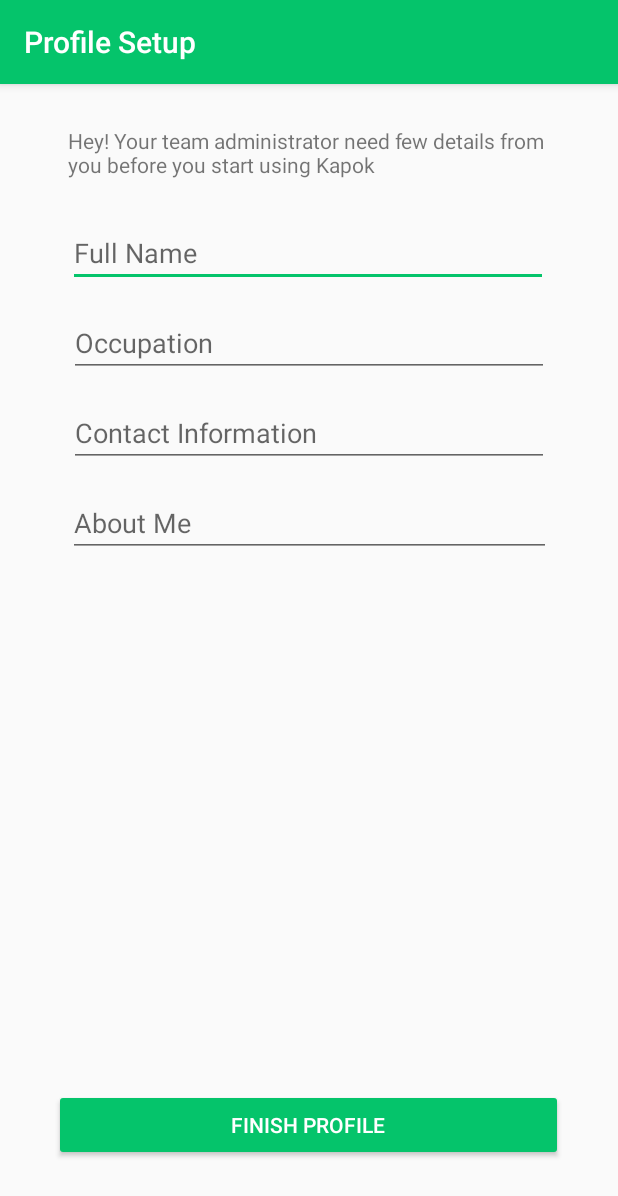
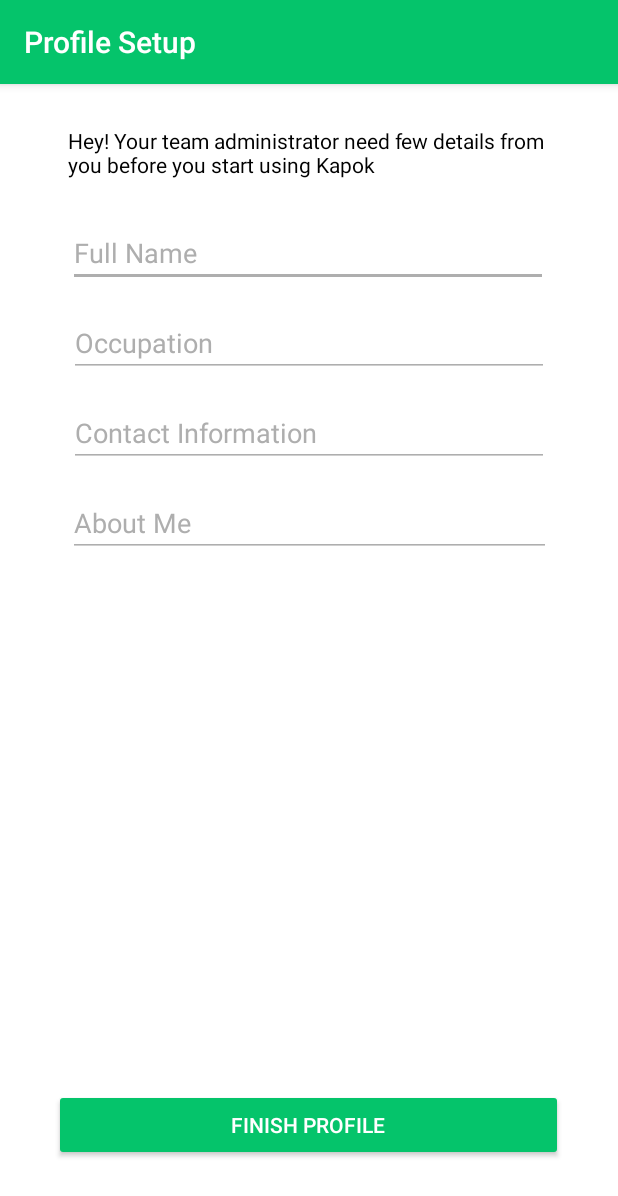
Before and after one commit to NishantAcharya/kapok-android, an Android app: the screen it shows after launch once a user with an empty profile is signed in (ProfileSetupActivity), on a phone screen of 412 x 824 dp. Shown: the top 1196 px of the screen. Run offline under Robolectric (Android 15) with nearby library versions, the phone set to English and light mode, and no system bars; our stand-ins replace Firebase (no records; nobody signed in at launch, a user with empty details on screens opened directly).

Commit message:
Added the Dark Mode

```diff
--- a/app/src/main/res/layout/activity_log_list_view.xml
+++ b/app/src/main/res/layout/activity_log_list_view.xml
@@ -23,7 +23,8 @@ xmlns:android="http://schemas.android.com/apk/res/android">
 
 <LinearLayout
     android:layout_width="match_parent"
-    android:layout_height="match_parent">
+    android:layout_height="match_parent"
+    >
 
     <ListView
         android:layout_width="match_parent"
--- a/app/src/main/res/layout/activity_map.xml
+++ b/app/src/main/res/layout/activity_map.xml
@@ -29,9 +29,9 @@
             android:layout_alignParentBottom="true"
             android:layout_marginLeft="25dp"
             android:layout_marginBottom="45dp"
-            android:backgroundTint="@color/colorPrimary"
+            android:backgroundTint="?attr/colorAccent"
             android:text="List View"
-            android:textColor="@android:color/background_light" />
+            android:textColor="?attr/colorText" />
 
 
 
@@ -43,6 +43,7 @@
             android:layout_marginRight = "25dp"
             android:layout_marginTop = "45dp"
             android:layout_alignParentRight="true"
+            android:backgroundTint="?attr/colorAccent"
             android:clickable="true"
             app:srcCompat="@android:drawable/ic_menu_mylocation" />
 
@@ -51,6 +52,7 @@
             android:layout_width="wrap_content"
             android:layout_height="wrap_content"
             android:clickable="true"
+            android:backgroundTint="?attr/colorAccent"
             android:layout_alignParentBottom="true"
             android:layout_alignParentRight="true"
             android:layout_marginBottom="45dp"
--- a/app/src/main/res/layout/activity_profile_setup.xml
+++ b/app/src/main/res/layout/activity_profile_setup.xml
@@ -9,7 +9,8 @@
 
 <RelativeLayout
     android:orientation="vertical" android:layout_width="match_parent"
-    android:layout_height="match_parent">
+    android:layout_height="match_parent"
+    android:background="?attr/colorText">
 
 
     <TextView
@@ -19,6 +20,7 @@
         android:layout_alignParentTop="true"
         android:layout_centerHorizontal="true"
         android:layout_marginTop="28dp"
+        android:textColor="?attr/colorAltText"
         android:text="Hey! Your team administrator need few details from you before you start using Kapok" />
 
     <EditText
@@ -29,7 +31,9 @@
         android:layout_alignStart="@+id/textView4"
         android:layout_marginTop="90dp"
         android:ems="10"
+        android:textColorHint="?attr/colorHint"
         android:hint="Full Name"
+        android:backgroundTint="?attr/colorHint"
         android:inputType="textPersonName" />
 
 
@@ -40,7 +44,9 @@
         android:layout_centerHorizontal="true"
         android:layout_marginTop="150dp"
         android:ems="10"
+        android:textColorHint="?attr/colorHint"
         android:hint="Occupation"
+        android:backgroundTint="?attr/colorHint"
         android:inputType="textPersonName" />
 
     <EditText
@@ -50,7 +56,9 @@
         android:layout_centerHorizontal="true"
         android:layout_marginTop="210dp"
         android:ems="10"
+        android:textColorHint="?attr/colorHint"
         android:hint="Contact Information"
+        android:backgroundTint="?attr/colorHint"
         android:inputType="textPersonName" />
 
 
@@ -61,7 +69,9 @@
         android:layout_alignStart="@+id/textView4"
         android:layout_marginTop = "270dp"
         android:ems="10"
+        android:textColorHint="?attr/colorHint"
         android:hint="About Me"
+        android:backgroundTint="?attr/colorHint"
         android:inputType="textMultiLine" />
 
 
@@ -72,9 +82,9 @@
         android:layout_alignParentBottom="true"
         android:layout_centerHorizontal="true"
         android:layout_marginBottom="50dp"
-        android:backgroundTint="@color/colorPrimary"
+        android:backgroundTint="?attr/colorAccent"
         android:text="Finish Profile"
-        android:textColor="?attr/colorBackgroundFloating" />
+        android:textColor="?attr/colorText" />
 
 </RelativeLayout>
 </ScrollView>
--- a/app/src/main/res/layout/activity_welcome.xml
+++ b/app/src/main/res/layout/activity_welcome.xml
@@ -6,7 +6,8 @@
     android:layout_width="match_parent"
     android:layout_height="match_parent"
     android:orientation="vertical"
-    tools:context=".WelcomeActivity">
+    tools:context=".WelcomeActivity"
+    >
 
 
     <ImageView
--- a/app/src/main/res/layout/nav_ham_main.xml
+++ b/app/src/main/res/layout/nav_ham_main.xml
@@ -3,8 +3,7 @@
     android:id="@+id/nav_header"
     android:layout_width="match_parent"
     android:layout_height="244dp"
-    android:theme="@style/ThemeOverlay.AppCompat.Dark"
-    android:background="@color/colorAccent"
+    android:background="?attr/colorPrimary"
     android:clickable="true"
     android:focusable="true"
     android:foreground="?attr/selectableItemBackgroundBorderless"
@@ -24,6 +23,7 @@
         android:layout_width="185dp"
         android:layout_height="30dp"
         android:paddingTop="10dp"
+        android:textColor="@color/colorWhite"
         android:text="Name Point"
         android:textAppearance="@style/TextAppearance.AppCompat.Body1" />
 
@@ -32,6 +32,7 @@
         android:layout_width="185dp"
         android:layout_height="30dp"
         android:paddingTop="10dp"
+        android:textColor="@color/colorWhite"
         android:text="Email Point"
         android:textAppearance="@style/TextAppearance.AppCompat.Body1" />
 
--- a/app/src/main/res/values/styles.xml
+++ b/app/src/main/res/values/styles.xml
@@ -6,6 +6,10 @@
         <item name="colorPrimary">@color/colorPrimary</item>
         <item name="colorPrimaryDark">@color/colorPrimaryDark</item>
         <item name="colorAccent">@color/colorAccent</item>
+        <item name="colorAltText">@color/colorBlack</item>
+        <item name="colorText">@color/colorWhite</item>
+        <item name="colorHint">@color/colorGrey</item>
+        <item name="colorSpinner">@color/colorWhite</item>
     </style>
 
     <!-- Dark theme -->
@@ -14,6 +18,10 @@
         <item name="colorPrimary">@color/colorBlack</item>
         <item name="colorPrimaryDark">@color/colorGrey</item>
         <item name="colorAccent">@color/colorWhite</item>
+        <item name="colorAltText">@color/colorWhite</item>
+        <item name="colorText">@color/colorBlack</item>
+        <item name="colorHint">@color/colorGrey</item>
+        <item name="colorSpinner">@color/colorGrey</item>
     </style>
 
 
```
Also changed, not shown: app/src/main/res/layout/actitvity_verify_user_buffer.xml (+5 -3 lines), app/src/main/res/layout/activity_create_log.xml (+12 -2 lines), app/src/main/res/layout/activity_create_team.xml (+10 -4 lines), app/src/main/res/layout/activity_edit_notes.xml (+6 -3 lines), app/src/main/res/layout/activity_join_team.xml (+7 -3 lines), app/src/main/res/layout/activity_log_in.xml (+10 -5 lines), app/src/main/res/layout/activity_register.xml (+12 -3 lines), app/src/main/res/layout/activity_reset_password.xml (+5 -3 lines), app/src/main/res/layout/activity_show_log.xml (+11 -5 lines), app/src/main/res/layout/activity_show_members.xml (+11 -5 lines), app/src/main/res/layout/activity_team_welcome.xml (+7 -5 lines), app/src/main/res/layout/activity_user_verify.xml (+7 -5 lines), app/src/main/res/values/attrs.xml (added, +10 -0 lines).
